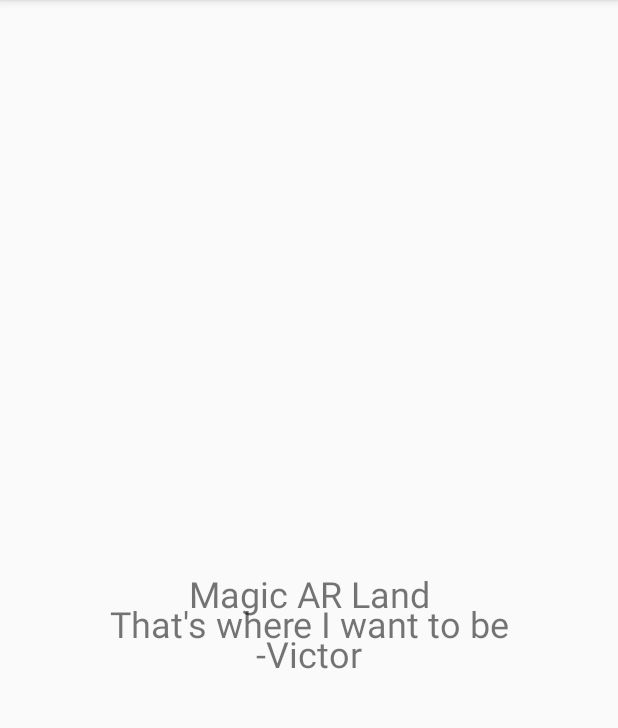
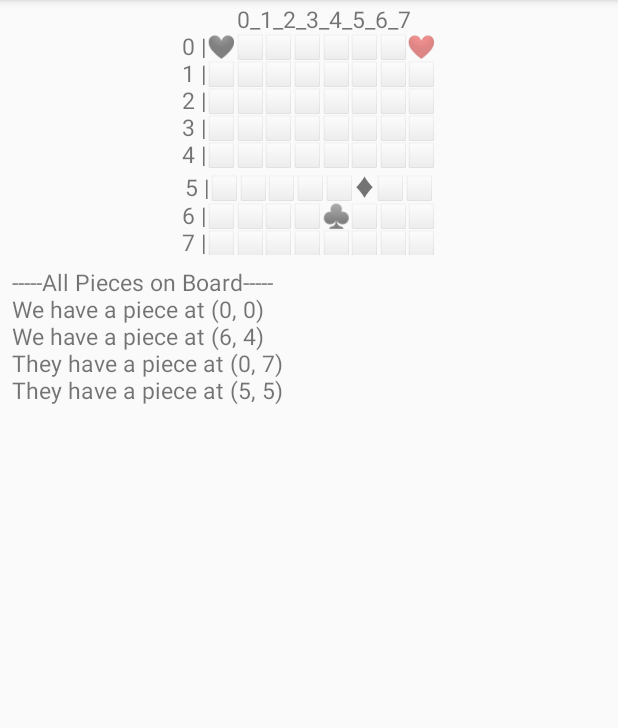
Before and after one commit to nathanpotolsky/AR51-SDD-2018, an Android app: the ARPage screen opened directly, with no data from a screen before it, on a phone screen of 412 x 824 dp, the part 84-812 px from its top. Run offline under Robolectric (Android 15) with nearby library versions, the phone set to English and light mode, and no system bars.

Commit message:
Working on bringing together all components

```diff
--- a/app/build.gradle
+++ b/app/build.gradle
@@ -36,6 +36,7 @@ dependencies {
     implementation 'com.android.support:appcompat-v7:26.1.0'
     implementation 'com.android.support.constraint:constraint-layout:1.0.2'
     implementation 'com.android.support:design:26.1.0'
+    implementation 'com.github.bumptech.glide:glide:4.0.0'
     testImplementation 'junit:junit:4.12'
     androidTestImplementation 'com.android.support.test:runner:1.0.1'
     androidTestImplementation 'com.android.support.test.espresso:espresso-core:3.0.1'
--- a/app/src/main/java/com/example/nathan/myapplication/ARPage.java
+++ b/app/src/main/java/com/example/nathan/myapplication/ARPage.java
@@ -2,7 +2,11 @@ package com.example.nathan.myapplication;
 
 import android.support.v7.app.AppCompatActivity;
 import android.os.Bundle;
+import android.text.method.ScrollingMovementMethod;
 import android.util.Log;
+import android.widget.TextView;
+
+import java.util.ArrayList;
 
 public class ARPage extends AppCompatActivity {
 
@@ -12,11 +16,84 @@ public class ARPage extends AppCompatActivity {
         CheckerBoard checkerBoard = PhotoPreview.getCheckerBoard();
         checkerBoard.printBoard();
         checkerBoard.addPiecesToLists();
-        checkerBoard.printAllPieces();
-        Log.d("myTag", String.valueOf(checkerBoard.rows));
-        Log.d("myTag", "222");
+        checkerBoard.findValidMoves(true);
+        checkerBoard.findValidMoves(false);
+//        checkerBoard.printAllPieces();
 
         super.onCreate(savedInstanceState);
         setContentView(R.layout.activity_arpage);
+
+        TextView boardOutputArea = (TextView) findViewById(R.id.boardOutputArea);
+        boardOutputArea.setText("");
+        for(int i = 0; i < checkerBoard.printBoard().size(); i++){
+            boardOutputArea.setText(boardOutputArea.getText() + checkerBoard.printBoard().get(i) + "\n");
+        }
+
+        TextView outputArea = (TextView) findViewById(R.id.outputArea);
+        outputArea.setMovementMethod(new ScrollingMovementMethod());
+        outputArea.setText("");
+        ArrayList<String> allPieces = checkerBoard.getAllPieces();
+        outputArea.setText(outputArea.getText() + "-----All Pieces on Board-----\n");
+        for(int i = 0; i < checkerBoard.getAllPieces().size(); i++){
+            outputArea.setText(outputArea.getText() + checkerBoard.getAllPieces().get(i) + "\n");
+        }
+        outputArea.setText(outputArea.getText() + "\n");
+
+        if(CheckersOptions1.showAllMoves()){
+            outputArea.setText(outputArea.getText() + "-----All Possible Moves-----\n");
+            ArrayList<String> ourMoves = checkerBoard.getAllMoves(true);
+            for(int i = 0; i < ourMoves.size(); i++){
+                outputArea.setText(outputArea.getText() + ourMoves.get(i) + "\n");
+            }
+            outputArea.setText(outputArea.getText() + "\n");
+
+            ArrayList<String> theirMoves = checkerBoard.getAllMoves(false);
+            for(int i = 0; i < theirMoves.size(); i++){
+                outputArea.setText(outputArea.getText() + theirMoves.get(i) + "\n");
+            }
+            outputArea.setText(outputArea.getText() + "\n");
+        }
+
+        if(CheckersOptions1.instantTakes()){
+            outputArea.setText(outputArea.getText() + "-----Instant Takes-----\n");
+            ArrayList<CheckersMove> instantTakes = checkerBoard.instantTakes();
+            for(int i = 0; i < instantTakes.size(); i++){
+                outputArea.setText(outputArea.getText() + instantTakes.get(i).getInstantTakeMessage() + "\n");
+            }
+            outputArea.setText(outputArea.getText() + "\n");
+        }
+
+        if(CheckersOptions1.instantLosses()){
+            outputArea.setText(outputArea.getText() + "-----Instant Losses-----\n");
+            ArrayList<CheckersMove> instantLosses = checkerBoard.instantLosses();
+            for(int i = 0; i < instantLosses.size(); i++){
+                outputArea.setText(outputArea.getText() + instantLosses.get(i).getInstantLossMessage() + "\n");
+            }
+            outputArea.setText(outputArea.getText() + "\n");
+        }
+
+        if(CheckersOptions1.bestMove()){
+            outputArea.setText(outputArea.getText() + "-----Best Move-----\n");
+            CheckersMove bestMove = checkerBoard.bestMove();
+            outputArea.setText(outputArea.getText() + bestMove.getBestMoveMessage() + "\n");
+            outputArea.setText(outputArea.getText() + "\n");
+        }
+
+        if(CheckersOptions1.worstMove()){
+            outputArea.setText(outputArea.getText() + "-----Worst Move-----\n");
+            CheckersMove worstMove = checkerBoard.worstMove();
+            outputArea.setText(outputArea.getText() + worstMove.getBestMoveMessage() + "\n");
+            outputArea.setText(outputArea.getText() + "\n");
+        }
+
+        if(CheckersOptions1.rankAllMoves()){
+            outputArea.setText(outputArea.getText() + "-----Ranked Move-----\n");
+            ArrayList<CheckersMove> rankedMoves = checkerBoard.rankedMoves();
+            for(int i = 0; i < rankedMoves.size(); i++){
+                outputArea.setText(outputArea.getText() + String.valueOf(i+1) + "| " + rankedMoves.get(i).getRankedMessage() + "\n");
+            }
+            outputArea.setText(outputArea.getText() + "\n");
+        }
+
     }
 }
--- a/app/src/main/java/com/example/nathan/myapplication/Board.java
+++ b/app/src/main/java/com/example/nathan/myapplication/Board.java
@@ -2,6 +2,7 @@ package com.example.nathan.myapplication;
 
 import android.util.Log;
 
+import java.util.ArrayList;
 import java.util.LinkedList;
 
 public abstract class Board {
@@ -9,22 +10,40 @@ public abstract class Board {
     int rows;
     int columns;
     int[][] intBoard;
-    LinkedList<Position> ourPieces = new LinkedList<Position>();
-    LinkedList<Position> theirPieces = new LinkedList<Position>();
+    ArrayList<Position> ourPieces = new ArrayList<Position>();
+    ArrayList<Position> theirPieces = new ArrayList<Position>();
 
-    public void printBoard(){
+    public ArrayList<String> printBoard(){
+        ArrayList<String> arrayList = new ArrayList<String>();
 
         Log.d("myTag", "    0 1 2 3 4 5 6 7 ");
         Log.d("myTag", "  /-----------------");
+        arrayList.add("     0_1_2_3_4_5_6_7");
 
         for(int i = 0; i<rows; i++)
         {
             String currentRow = i + " |";
             for(int j = 0; j<columns; j++)
             {
-                currentRow += " " + intBoard[i][j];
+                if(intBoard[i][j] == 1){
+                    currentRow += "♣️";
+                }
+                else if(intBoard[i][j] == 2){
+                    currentRow += "♦";
+                }
+                else if(intBoard[i][j] == 3){
+                    currentRow += "\uD83D\uDDA4️";
+                }
+                else if(intBoard[i][j] == 4){
+                    currentRow += "❤️";
+                }
+                else{
+                    currentRow += "⬜";
+                }
             }
             Log.d("myTag", currentRow);
+            arrayList.add(currentRow);
         }
+        return arrayList;
     }
 }
--- a/app/src/main/java/com/example/nathan/myapplication/CheckerBoard.java
+++ b/app/src/main/java/com/example/nathan/myapplication/CheckerBoard.java
@@ -2,28 +2,29 @@ package com.example.nathan.myapplication;
 
 import android.util.Log;
 
+import java.util.ArrayList;
 import java.util.LinkedList;
 import java.util.Iterator;
 import java.util.Comparator;
 
 public class CheckerBoard extends Board{
 
-    LinkedList<CheckersMove> ourMoves = new LinkedList<CheckersMove>();
-    LinkedList<CheckersMove> theirMoves = new LinkedList<CheckersMove>();
-    LinkedList<Position> instantLosses = new LinkedList<Position>();
+    ArrayList<CheckersMove> ourMoves = new ArrayList<CheckersMove>();
+    ArrayList<CheckersMove> theirMoves = new ArrayList<CheckersMove>();
+    ArrayList<Position> instantLosses = new ArrayList<Position>();
 
     public CheckerBoard() {
         rows = 8;
         columns = 8;
         intBoard = new int[rows][columns];
-        intBoard[0] = new int[] {0,0,0,0,0,0,0,0};
+        intBoard[0] = new int[] {3,0,0,0,0,0,0,4};
         intBoard[1] = new int[] {0,0,0,0,0,0,0,0};
         intBoard[2] = new int[] {0,0,0,0,0,0,0,0};
         intBoard[3] = new int[] {0,0,0,0,0,0,0,0};
         intBoard[4] = new int[] {0,0,0,0,0,0,0,0};
-        intBoard[5] = new int[] {0,0,0,1,0,0,0,0};
-        intBoard[6] = new int[] {0,0,0,0,2,0,0,0};
-        intBoard[7] = new int[] {0,0,0,1,0,1,0,0};
+        intBoard[5] = new int[] {0,0,0,0,0,2,0,0};
+        intBoard[6] = new int[] {0,0,0,0,1,0,0,0};
+        intBoard[7] = new int[] {0,0,0,0,0,0,0,0};
     }
 
     public CheckerBoard(Object[] arr){
@@ -59,29 +60,46 @@ public class CheckerBoard extends Board{
         }
     }
 
-    public LinkedList<CheckersMove> rankedMoves() {
+    public ArrayList<CheckersMove> rankedMoves() {
         assignMoveWeights();
-        ourMoves.sort( new Comparator<CheckersMove>(){
+        ourMoves = sortMoves(ourMoves);
+        return ourMoves;
+    }
+
+    public ArrayList<CheckersMove> sortMoves(ArrayList<CheckersMove> moveArrayToSort){
+        moveArrayToSort.sort( new Comparator<CheckersMove>(){
             @Override
             public int compare(CheckersMove o1, CheckersMove o2){
-                if (o1.weight < o2.weight) {
+                if (o1.weight > o2.weight) {
                     return -1;
-                } else if (o1.weight > o2.weight) {
+                } else if (o1.weight < o2.weight) {
                     return 1;
                 } else {
                     return 0;
                 }
             }
         });
-        return ourMoves;
+        return moveArrayToSort;
     }
 
-    public LinkedList<Position> instantLosses() {
-        return instantLosses;
+//    public LinkedList<Position> instantLosses() {
+//        return instantLosses;
+//    }
+
+    public ArrayList<CheckersMove> instantLosses() {
+        ArrayList<CheckersMove> takes = new ArrayList<CheckersMove>();
+        Iterator<CheckersMove> itr = theirMoves.iterator();
+        while (itr.hasNext()) {
+            CheckersMove move = itr.next();
+            if (move.isJumpMove) {
+                takes.add(move);
+            }
+        }
+        return takes;
     }
 
-    public LinkedList<CheckersMove> instantTakes() {
-        LinkedList<CheckersMove> takes = new LinkedList<CheckersMove>();
+    public ArrayList<CheckersMove> instantTakes() {
+        ArrayList<CheckersMove> takes = new ArrayList<CheckersMove>();
         Iterator<CheckersMove> itr = ourMoves.iterator();
         while (itr.hasNext()) {
             CheckersMove move = itr.next();
@@ -92,45 +110,26 @@ public class CheckerBoard extends Board{
         return takes;
     }
 
-    public LinkedList<CheckersMove> allMoves() {
+    public ArrayList<CheckersMove> allMoves() {
         return ourMoves;
     }
 
     public CheckersMove bestMove() {
         assignMoveWeights();
-        ourMoves.sort( new Comparator<CheckersMove>(){
-            @Override
-            public int compare(CheckersMove o1, CheckersMove o2){
-                if (o1.weight < o2.weight) {
-                    return -1;
-                } else if (o1.weight > o2.weight) {
-                    return 1;
-                } else {
-                    return 0;
-                }
-            }
-        });
-        return ourMoves.getFirst();
+        ourMoves = sortMoves(ourMoves);
+        return ourMoves.get(0);
     }
 
     public CheckersMove worstMove() {
         assignMoveWeights();
-        ourMoves.sort( new Comparator<CheckersMove>(){
-            @Override
-            public int compare(CheckersMove o1, CheckersMove o2){
-                if (o1.weight < o2.weight) {
-                    return -1;
-                } else if (o1.weight > o2.weight) {
-                    return 1;
-                } else {
-                    return 0;
-                }
-            }
-        });
-        return ourMoves.getLast();
+        ourMoves = sortMoves(ourMoves);
+        return ourMoves.get(ourMoves.size()-1);
     }
 
     void addPiecesToLists(){
+        //Clear our piece lists to be empty
+        ourPieces.clear();
+        theirPieces.clear();
         //Go through board, looking for our men then add to a list
         for(int i = 0; i<rows; i++)
         {
@@ -150,13 +149,22 @@ public class CheckerBoard extends Board{
 
     public void findValidMoves(boolean isOurTeam){
         //Default to processing moves for our team
-        LinkedList<Position> piecesList = ourPieces;
-        LinkedList<CheckersMove> movesList = ourMoves;
-        int otherTeamMan = 2;
-        int otherTeamKing = 4;
+        ArrayList<Position> piecesList = null;
+        ArrayList<CheckersMove> movesList = null;
+        int otherTeamMan = 0;
+        int otherTeamKing = 0;
 
         //If we're processing moves for their team
-        if(isOurTeam == false){
+        if(isOurTeam == true){
+            ourMoves.clear();
+            piecesList = ourPieces;
+            movesList = ourMoves;
+            otherTeamMan = 2;
+            otherTeamKing = 4;
+        }
+        //If we're processing moves for their team
+        else if(isOurTeam == false){
+            theirMoves.clear();
             piecesList = theirPieces;
             movesList = theirMoves;
             otherTeamMan = 1;
@@ -167,12 +175,13 @@ public class CheckerBoard extends Board{
         {
             int x = piecesList.get(i).x;
             int y = piecesList.get(i).y;
+            int curSpaceId = intBoard[x][y];
             Position proposedUpLeftPoint = new Position(x-1,y-1);
             Position proposedUpRightPoint = new Position(x-1,y+1);
             Position proposedDownLeftPoint = new Position(x+1,y-1);
             Position proposedDownRightPoint = new Position(x+1,y+1);
             //If proposed space is within board
-            if(isWithinBoard(proposedUpLeftPoint)){
+            if(isWithinBoard(proposedUpLeftPoint) && (curSpaceId != 2)){
                 //If proposedUpLeftPoint is empty
                 if(intBoard[x-1][y-1] == 0){
                     movesList.add(new CheckersMove(new Position(x, y), proposedUpLeftPoint, false));
@@ -189,7 +198,7 @@ public class CheckerBoard extends Board{
                 }
             }
             //If proposed space is within board
-            if(isWithinBoard(proposedUpRightPoint)){
+            if(isWithinBoard(proposedUpRightPoint) && (curSpaceId != 2)){
                 //If proposedRightPoint is empty
                 if(intBoard[x-1][y+1] == 0){
                     movesList.add(new CheckersMove(new Position(x, y), proposedUpRightPoint, false));
@@ -206,7 +215,7 @@ public class CheckerBoard extends Board{
                 }
             }
             //If this piece is a king and if proposed space is within board
-            if(intBoard[x][y] == 3 && isWithinBoard(proposedDownLeftPoint)){
+            if(isWithinBoard(proposedDownLeftPoint) && (curSpaceId != 1)){
                 //If proposedDownLeftPoint is empty
                 if(intBoard[x+1][y-1] == 0){
                     movesList.add(new CheckersMove(new Position(x, y), proposedDownLeftPoint, false));
@@ -223,7 +232,7 @@ public class CheckerBoard extends Board{
                 }
             }
             //If this piece is a king and if proposed space is within board
-            if(intBoard[x][y] == 3 && isWithinBoard(proposedDownRightPoint)){
+            if(isWithinBoard(proposedDownRightPoint) && (curSpaceId != 1)){
                 //If proposedDownRightPoint is empty
                 if(intBoard[x+1][y+1] == 0){
                     movesList.add(new CheckersMove(new Position(x, y), proposedDownRightPoint, false));
@@ -244,7 +253,7 @@ public class CheckerBoard extends Board{
     }
 
     void assignMoveWeights() {
-        LinkedList<CheckersMove> moves = ourMoves;
+        ArrayList<CheckersMove> moves = ourMoves;
         if (moves.size() != 0) {
             Iterator<CheckersMove> itr = moves.iterator();
             while(itr.hasNext()) {
@@ -393,11 +402,13 @@ public class CheckerBoard extends Board{
         return false;
     }
 
-    void printAllPieces(){
+    ArrayList<String> getAllPieces(){
+        ArrayList<String> arrayList = new ArrayList<String>();
         for(int i = 0; i < ourPieces.size(); i++)
         {
             int x = ourPieces.get(i).getX();
             int y = ourPieces.get(i).getY();
+            arrayList.add(("We have a piece at (" + x + ", " + y + ")"));
             Log.d("myTag", "We have a piece at (" + x + ", " + y + ")");
         }
 
@@ -405,12 +416,17 @@ public class CheckerBoard extends Board{
         {
             int x = theirPieces.get(i).getX();
             int y = theirPieces.get(i).getY();
+            arrayList.add(("They have a piece at (" + x + ", " + y + ")"));
             Log.d("myTag", "They have a piece at (" + x + ", " + y + ")");
         }
+        return arrayList;
     }
 
-    void printAllMoves(){
+    ArrayList<String> getAllMoves(boolean ourTeam){
+        ArrayList<String> arrayList = new ArrayList<String>();
         assignMoveWeights();
+
+        if(ourTeam == true){
             for(int i = 0; i < ourMoves.size(); i++)
             {
                 int startX = ourMoves.get(i).getStartPoint().getX();
@@ -420,28 +436,33 @@ public class CheckerBoard extends Board{
                 boolean isJumpMove = ourMoves.get(i).getIsJumpMove();
                 if(isJumpMove ==  false){
                     Log.d("myTag", "Our (" + startX + ", " + startY + ") can move to (" + endX + ", " + endY + ") [move]");
+                    arrayList.add("Our (" + startX + ", " + startY + ") can move to (" + endX + ", " + endY + ") [move]");
                 }
                 else{
                     Log.d("myTag", "Our (" + startX + ", " + startY + ") can jump to (" + endX + ", " + endY + ") [jump] [Instant Take]");
+                    arrayList.add("Our (" + startX + ", " + startY + ") can jump to (" + endX + ", " + endY + ") [jump] [Instant Take]");
                 }
                 Log.d("myTag", "Move weight: " + ourMoves.get(i).weight);
                 Log.d("myTag", "Move description: " + ourMoves.get(i).description);
             }
-
-        for(int i = 0; i < theirMoves.size(); i++)
-        {
+        }
+        else {
+            for (int i = 0; i < theirMoves.size(); i++) {
                 int startX = theirMoves.get(i).getStartPoint().getX();
                 int startY = theirMoves.get(i).getStartPoint().getY();
                 int endX = theirMoves.get(i).getEndPoint().getX();
                 int endY = theirMoves.get(i).getEndPoint().getY();
                 boolean isJumpMove = theirMoves.get(i).getIsJumpMove();
-            if(isJumpMove ==  false){
+                if (isJumpMove == false) {
                     Log.d("myTag", "Their (" + startX + ", " + startY + ") can move to (" + endX + ", " + endY + ") [move]");
-            }
-            else{
-                Log.d("myTag", "Their (" + startX + ", " + startY + ") can jump to (" + endX + ", " + endY + ") [jump] [Our (" + ((startX+endX)/2) + ", " + ((startY+endY)/2) + ") is in peril] [Instant Loss]");
+                    arrayList.add("Their (" + startX + ", " + startY + ") can move to (" + endX + ", " + endY + ") [move]");
+                } else {
+                    Log.d("myTag", "Their (" + startX + ", " + startY + ") can jump to (" + endX + ", " + endY + ") [jump] [Our (" + ((startX + endX) / 2) + ", " + ((startY + endY) / 2) + ") is in peril] [Instant Loss]");
+                    arrayList.add("Their (" + startX + ", " + startY + ") can jump to (" + endX + ", " + endY + ") [jump] [Our (" + ((startX + endX) / 2) + ", " + ((startY + endY) / 2) + ") is in peril] [Instant Loss]");
                 }
             }
         }
+        return arrayList;
+    }
 
 }
--- a/app/src/main/java/com/example/nathan/myapplication/CheckersOptions1.java
+++ b/app/src/main/java/com/example/nathan/myapplication/CheckersOptions1.java
@@ -72,7 +72,7 @@ public class CheckersOptions1 extends AppCompatActivity {
         forwardButton.setOnClickListener(new View.OnClickListener(){
             @Override
             public void onClick(View v){
-                Intent optionIntent = new Intent(getApplicationContext(), BoardDetectionActivity.class);
+                Intent optionIntent = new Intent(getApplicationContext(), ARPage.class);
                 startActivity(optionIntent);
             }
         });
--- a/app/src/main/java/com/example/nathan/myapplication/HomePage.java
+++ b/app/src/main/java/com/example/nathan/myapplication/HomePage.java
@@ -5,6 +5,9 @@ import android.support.v7.app.AppCompatActivity;
 import android.os.Bundle;
 import android.view.View;
 import android.widget.Button;
+import android.widget.ImageView;
+
+import com.bumptech.glide.Glide;
 
 public class HomePage extends AppCompatActivity {
 
@@ -21,5 +24,8 @@ public class HomePage extends AppCompatActivity {
                 startActivity(optionIntent);
             }
         });
+        ImageView wavyView = (ImageView)findViewById(R.id.wavyID);
+        Glide.with(this).load(R.drawable.wavy).into(wavyView);
+
     }
 }
--- a/app/src/main/java/com/example/nathan/myapplication/MainActivity.java
+++ b/app/src/main/java/com/example/nathan/myapplication/MainActivity.java
@@ -49,8 +49,8 @@ public class MainActivity extends AppCompatActivity {
                 tempCheckerBoard.findValidMoves(true);
                 tempCheckerBoard.findValidMoves(false);
                 Log.d("myTag", "  \\-----------------");
-                tempCheckerBoard.printAllPieces();
-                tempCheckerBoard.printAllMoves();
+                tempCheckerBoard.getAllPieces();
+//                tempCheckerBoard.getAllMoves();
             }
         });
     }
--- a/app/src/main/res/layout/activity_arpage.xml
+++ b/app/src/main/res/layout/activity_arpage.xml
@@ -4,40 +4,41 @@
     xmlns:tools="http://schemas.android.com/tools"
     android:layout_width="match_parent"
     android:layout_height="match_parent"
-    tools:context="com.example.nathan.myapplication.ARPage">
+    tools:context="com.example.nathan.myapplication.ARPage"
+    tools:layout_editor_absoluteY="81dp">
 
     <TextView
-        android:id="@+id/textView1"
-        android:layout_width="wrap_content"
-        android:layout_height="wrap_content"
-        android:layout_marginBottom="356dp"
-        android:text="Magic AR Land"
-        android:textSize="24sp"
+        android:id="@+id/boardOutputArea"
+        android:layout_width="0dp"
+        android:layout_height="168dp"
+        android:layout_marginBottom="7dp"
+        android:layout_marginEnd="8dp"
+        android:layout_marginStart="8dp"
+        android:layout_marginTop="2dp"
+        android:text="   / 0 1 2 3 4 5 6 7\n0 | 0 0 0 0 0 0 0 0\n1 | 0 0 0 0 0 0 0 0\n2 | 0 0 0 0 0 0 0 0\n3 | 0 0 0 0 0 0 0 0\n4 | 0 0 0 0 0 0 0 0\n5 | 0 0 0 0 0 0 0 0\n6 | 0 0 0 0 0 0 0 0\n7 | 0 0 0 0 0 0 0 0"
+        android:textAlignment="center"
+        android:textSize="15sp"
+        app:layout_constraintBottom_toTopOf="@+id/outputArea"
+        app:layout_constraintEnd_toEndOf="parent"
+        app:layout_constraintStart_toStartOf="parent"
+        app:layout_constraintTop_toTopOf="parent" />
+
+
+    <TextView
+        android:id="@+id/outputArea"
+        android:layout_width="0dp"
+        android:layout_height="0dp"
+        android:layout_marginEnd="8dp"
+        android:layout_marginStart="8dp"
+        android:lines="26"
+        android:scrollHorizontally="false"
+        android:scrollbars="vertical"
+        android:text="We have a piece at (7, 3)\nWe have a piece at (7, 5)\nThey have a piece at (6, 4)"
+        android:textSize="15sp"
         app:layout_constraintBottom_toBottomOf="parent"
         app:layout_constraintEnd_toEndOf="parent"
-        app:layout_constraintStart_toStartOf="parent" />
-
-    <TextView
-        android:id="@+id/textView2"
-        android:layout_width="wrap_content"
-        android:layout_height="wrap_content"
-        android:layout_marginBottom="336dp"
-        android:text="That's where I want to be"
-        android:textSize="24sp"
-        app:layout_constraintBottom_toBottomOf="parent"
-        app:layout_constraintEnd_toEndOf="parent"
-        app:layout_constraintStart_toStartOf="parent" />
-
-    <TextView
-        android:id="@+id/textView3"
-        android:layout_width="wrap_content"
-        android:layout_height="wrap_content"
-        android:layout_marginBottom="316dp"
-        android:text="-Victor"
-        android:textSize="24sp"
-        app:layout_constraintBottom_toBottomOf="parent"
-        app:layout_constraintEnd_toEndOf="parent"
-        app:layout_constraintStart_toStartOf="parent" />
+        app:layout_constraintStart_toStartOf="parent"
+        app:layout_constraintTop_toBottomOf="@+id/boardOutputArea" />
 
 
 </android.support.constraint.ConstraintLayout>
--- a/build.gradle
+++ b/build.gradle
@@ -5,6 +5,7 @@ buildscript {
     repositories {
         google()
         jcenter()
+        mavenCentral()
     }
     dependencies {
         classpath 'com.android.tools.build:gradle:3.1.1'
@@ -19,6 +20,7 @@ allprojects {
     repositories {
         google()
         jcenter()
+        mavenCentral()
     }
 }
 
```
Also changed, not shown: app/src/main/java/com/example/nathan/myapplication/BoardDetectionActivity.java (+4 -4 lines), app/src/main/java/com/example/nathan/myapplication/CheckersMove.java (+20 -0 lines), app/src/main/res/layout/activity_home_page.xml (+15 -1 lines), app/src/main/res/drawable/wavy.gif (added), 5 other files. Lines whose indentation alone changed are shown as unchanged.
